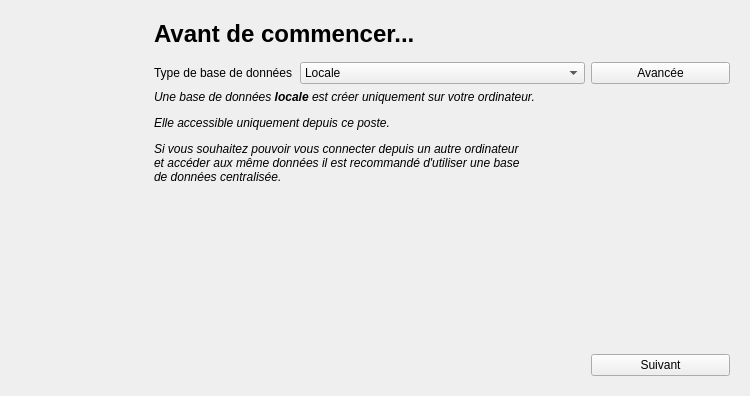
Qt form src/gui/dialogs/startedwindowsdialog.ui (FACT-Team/FactDev) before a commit.
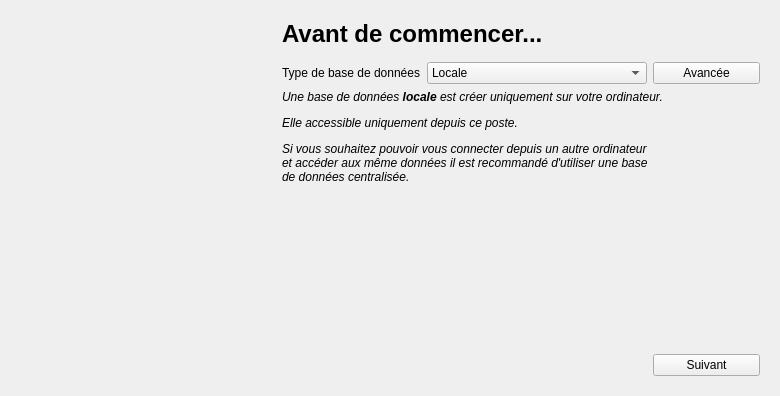
The same form after that commit. The open tabs and pages were chosen to show the change. Icons and pictures are not drawn.

Commit message: Add slots to buttons

What changed in the file:
```diff
--- a/src/gui/dialogs/startedwindowsdialog.ui
+++ b/src/gui/dialogs/startedwindowsdialog.ui
@@ -6,7 +6,7 @@
    <rect>
     <x>0</x>
     <y>0</y>
-    <width>750</width>
+    <width>780</width>
     <height>396</height>
    </rect>
   </property>
@@ -203,6 +203,19 @@
          </property>
         </spacer>
        </item>
+       <item row="1" column="1">
+        <spacer name="verticalSpacer_7">
+         <property name="orientation">
+          <enum>Qt::Vertical</enum>
+         </property>
+         <property name="sizeHint" stdset="0">
+          <size>
+           <width>20</width>
+           <height>40</height>
+          </size>
+         </property>
+        </spacer>
+       </item>
       </layout>
      </widget>
      <widget class="QWidget" name="page_3">
@@ -388,14 +401,14 @@
     <widget class="QLabel" name="lbIcon">
      <property name="minimumSize">
       <size>
-       <width>128</width>
-       <height>128</height>
+       <width>256</width>
+       <height>256</height>
       </size>
      </property>
      <property name="maximumSize">
       <size>
-       <width>512</width>
-       <height>512</height>
+       <width>256</width>
+       <height>256</height>
       </size>
      </property>
      <property name="sizeIncrement">
```
Left out of the diff: 58 changed lines with no effect on the pictures. The commit also changes 2 other files.
